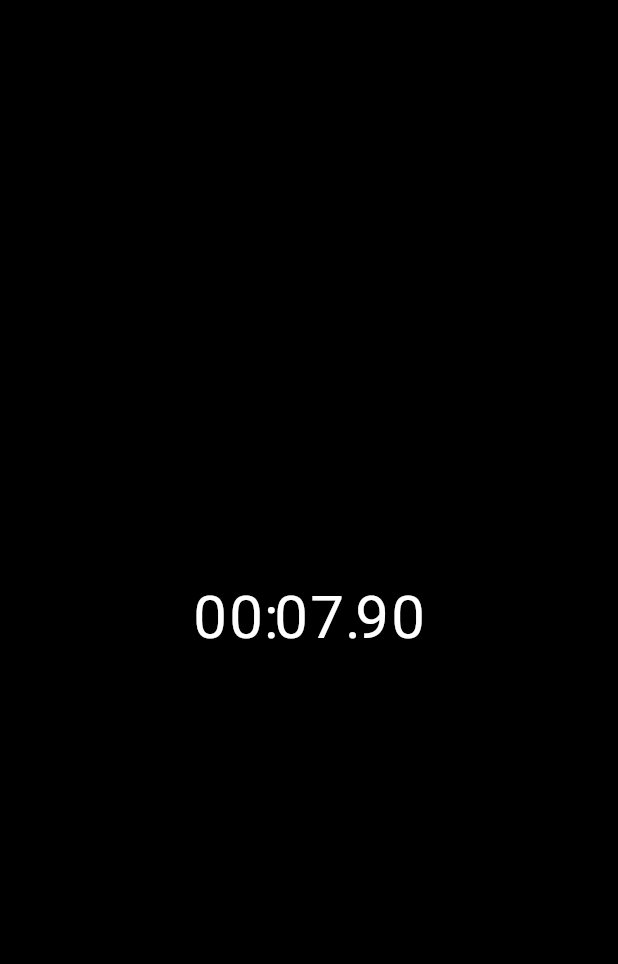
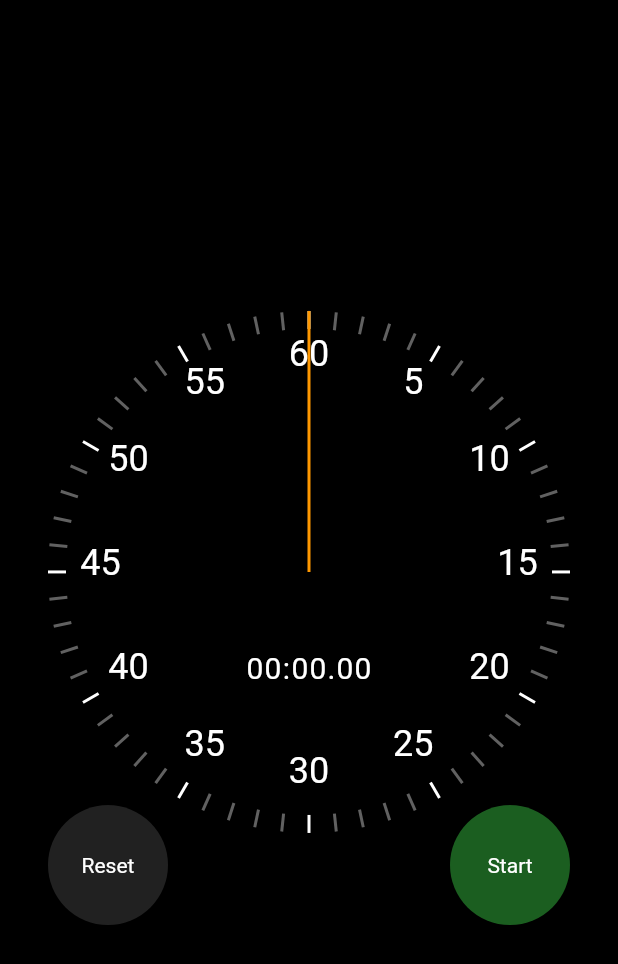
Before and after one commit to bolajibillionz/stopwatch_with_flutter, a Flutter app: the screen it shows after launch, on a phone screen of 412 x 824 dp. Shown: the top 964 px of the screen. Run offline on Flutter 3.47's test engine with Material 2 defaults, Android fonts, the phone set to English and light mode, and no system bars.

Commit message:
concluding part

```diff
--- a/lib/main.dart
+++ b/lib/main.dart
@@ -28,7 +28,13 @@ class MyHomePage extends StatelessWidget {
       value: SystemUiOverlayStyle.light,
       child: Scaffold(
         body: Center(
-          child: Stopwatch(),
+          child: Padding(
+            padding: const EdgeInsets.all(32.0),
+            child: AspectRatio(
+              aspectRatio: 0.85,
+
+              child: Stopwatch()),
+          ),
         ),
       ),
     );
--- /dev/null
+++ b/lib/ui/clock_hand.dart
@@ -0,0 +1,30 @@
+import 'package:flutter/material.dart';
+
+class ClockHand extends StatelessWidget {
+  final double rotationZAngle;
+  final double handThickness;
+  final double handLength;
+  final Color color;
+
+  const ClockHand(
+      {super.key,
+      required this.rotationZAngle,
+      required this.handThickness,
+      required this.handLength,
+      required this.color});
+
+  @override
+  Widget build(BuildContext context) {
+    return Transform(
+      alignment: Alignment.topCenter,
+      transform: Matrix4.identity()
+      ..translate(-handThickness/2, 0.0, 0.0)
+      ..rotateZ(rotationZAngle),
+      child: Container(
+        height: handLength,
+        width: handThickness,
+        color: color,
+      ),
+    );
+  }
+}
--- /dev/null
+++ b/lib/ui/clock_markers.dart
@@ -0,0 +1,65 @@
+import 'dart:math';
+
+import 'package:flutter/material.dart';
+
+class ClockSecondsTickMarker extends StatelessWidget {
+  final int seconds;
+  final double radius;
+
+  const ClockSecondsTickMarker(
+      {super.key, required this.seconds, required this.radius});
+
+  @override
+  Widget build(BuildContext context) {
+    final color = seconds % 5 == 0 ? Colors.white : Colors.grey[700];
+    const width = 2.0;
+    const height = 12.0;
+    return Transform(
+      alignment: Alignment.center,
+      transform: Matrix4.identity()
+        ..translate(-width / 2, -height / 2, 0.0)
+        ..rotateZ(2 * pi * (seconds / 60))
+        ..translate(0.0, radius - height / 2, 0.0),
+      child: Container(
+        width: width,
+        height: height,
+        color: color,
+      ),
+    );
+  }
+}
+
+class ClockTextMarker extends StatelessWidget {
+  final int value;
+  final int maxValue;
+  final double radius;
+
+  const ClockTextMarker(
+      {super.key,
+      required this.value,
+      required this.maxValue,
+      required this.radius});
+
+  @override
+  Widget build(BuildContext context) {
+    const width = 40.0;
+    const height = 40.0;
+    return Transform(
+      alignment: Alignment.center,
+      transform: Matrix4.identity()
+      ..translate(-width / 2, -height / 2, 0.0)
+      ..rotateZ(pi + 2 * pi *(value / maxValue))
+      ..translate(0.0, radius - 35, 0.0)
+      ..rotateZ(pi - 2 * pi * (value / maxValue)),
+      child: SizedBox(
+        width: width,
+        height: height,
+        child: Text(
+          value.toString(),
+          style: TextStyle(fontSize: 24),
+          textAlign: TextAlign.center,
+        ),
+      ),
+    );
+  }
+}
--- a/lib/ui/elapsed_time_text.dart
+++ b/lib/ui/elapsed_time_text.dart
@@ -12,7 +12,7 @@ class ElapsedTimeText extends StatelessWidget {
     final hundredsStr = hundreds.toStringAsFixed(0).padLeft(2, '0');
     final secondsStr = seconds.toString().padLeft(2, '0');
     final minutesStr = minutes.toString().padLeft(2, '0');
-    const digitWidth = 24.0;
+    const digitWidth = 12.0;
     return Row(
       mainAxisAlignment: MainAxisAlignment.center,
       children: [
@@ -40,7 +40,7 @@ class TimeDigit extends StatelessWidget {
       width: width,
       child: Text(
         text,
-        style: TextStyle(fontSize: 40),
+        style: TextStyle(fontSize: 20),
         textAlign: TextAlign.center,
       ),
     );
--- a/lib/ui/stopwatch.dart
+++ b/lib/ui/stopwatch.dart
@@ -1,43 +1,95 @@
 import 'dart:async';
 
 import 'package:flutter/material.dart';
+import 'package:flutter/rendering.dart';
+import 'package:flutter/scheduler.dart';
 import 'package:stopwatch_flutter/ui/elapsed_time_text.dart';
 import 'package:stopwatch_flutter/ui/elapsed_time_text_basic.dart';
+import 'package:stopwatch_flutter/ui/reset_button.dart';
+import 'package:stopwatch_flutter/ui/start_stop_button.dart';
+import 'package:stopwatch_flutter/ui/stopwatch_renderer.dart';
 
 class Stopwatch extends StatefulWidget {
   @override
   _StopwatchState createState() => _StopwatchState();
 }
 
-class _StopwatchState extends State<Stopwatch> {
-  late DateTime _initialTime;
-  Duration _elapsed = Duration.zero;
-  late final Timer _timer;
+class _StopwatchState extends State<Stopwatch>
+    with SingleTickerProviderStateMixin {
+  Duration _previouslyElapsed = Duration.zero;
+  Duration _currentlyElapsed = Duration.zero;
+  late final Ticker _ticker;
+  Duration get _elapsed => _previouslyElapsed + _currentlyElapsed;
+  bool _isRunning = false;
 
   @override
   void initState() {
     // TODO: implement initState
     super.initState();
-    _initialTime = DateTime.now();
-   _timer = Timer.periodic(Duration(microseconds: 50), (_) {
-      final now = DateTime.now();
+    _ticker = this.createTicker((elapsed) {
       setState(() {
-        _elapsed = now.difference(_initialTime);
+        _currentlyElapsed = elapsed;
       });
     });
   }
 
   @override
   void dispose() {
-    _timer.cancel;
+    _ticker.dispose();
     // TODO: implement dispose
     super.dispose();
   }
 
   @override
   Widget build(BuildContext context) {
-    return ElapsedTimeText(
-      elapsed: _elapsed,
-    );
+    return LayoutBuilder(builder: (context, Constraints) {
+      final radius = Constraints.maxWidth / 2;
+      return Stack(
+        children: [
+          StopwatchRenderer(elapsed: _elapsed, radius: radius),
+          Align(
+            alignment: Alignment.bottomLeft,
+            child: SizedBox(
+              height: 80,
+              width: 80,
+              child: ResetButton(onPressed: _reset),
+            ),
+          ),
+          Align(
+            alignment: Alignment.bottomRight,
+            child: SizedBox(
+              height: 80,
+              width: 80,
+              child: StartStopButton(
+                onPressed: _toggleRunning,
+                isRunning: _isRunning,
+              ),
+            ),
+          )
+        ],
+      );
+    });
+  }
+
+  void _toggleRunning() {
+    setState(() {
+      _isRunning = !_isRunning;
+      if (_isRunning) {
+        _ticker.start();
+      } else {
+        _ticker.stop();
+        _previouslyElapsed += _currentlyElapsed;
+        _currentlyElapsed = Duration.zero;
+      }
+    });
+  }
+
+  void _reset() {
+    _ticker.stop();
+    setState(() {
+      _isRunning = false;
+      _previouslyElapsed = Duration.zero;
+      _currentlyElapsed = Duration.zero;
+    });
   }
 }
--- /dev/null
+++ b/lib/ui/stopwatch_renderer.dart
@@ -0,0 +1,71 @@
+import 'dart:math';
+
+import 'package:flutter/material.dart';
+import 'package:stopwatch_flutter/ui/clock_markers.dart';
+import 'package:stopwatch_flutter/ui/elapsed_time_text.dart';
+
+import 'clock_hand.dart';
+
+class StopwatchRenderer extends StatelessWidget {
+  final Duration elapsed;
+  final double radius;
+  const StopwatchRenderer(
+      {super.key, required this.elapsed, required this.radius});
+
+  @override
+  Widget build(BuildContext context) {
+    return Stack(
+      children: [
+        for (var i = 0; i < 60; i++)
+          Positioned(
+            left: radius,
+            top: radius,
+            child: ClockSecondsTickMarker(
+              seconds: i,
+              radius: radius,
+            ),
+          ),
+        for (var i = 5; i <= 60; i += 5)
+          Positioned(
+            top: radius,
+            left: radius,
+            child: ClockTextMarker(value: i, maxValue: 60, radius: radius),
+          ),
+        // Container(
+        //   decoration:
+        //       BoxDecoration(border: Border.all(width: 3, color: Colors.orange),
+        //       borderRadius: BorderRadius.circular(radius)),
+        // ),
+        // Transform(
+        //   transform: Matrix4.identity()
+        //   ..translate(50.0, 0.0, 0.0)
+        //   .. rotateZ(pi/4),
+        // transform: Matrix4.rotationZ(pi/4),
+        //   alignment: Alignment.center,
+        //   child: Container(
+        //     color: Colors.indigo,
+        //   ),
+        // ),
+
+        Positioned(
+          left: radius,
+          top: radius,
+          child: ClockHand(
+            handLength: radius,
+            handThickness: 2,
+            rotationZAngle: pi + (2 * pi / 60000) * elapsed.inMilliseconds,
+            color: Colors.orange,
+          ),
+        ),
+        Positioned(
+          left: 0,
+          right: 0,
+          top: radius * 1.3,
+          child: ElapsedTimeText(
+            elapsed: elapsed,
+          ),
+        ),
+      ],
+    );
+  }
+}
```
Also changed, not shown: 2 other files.
